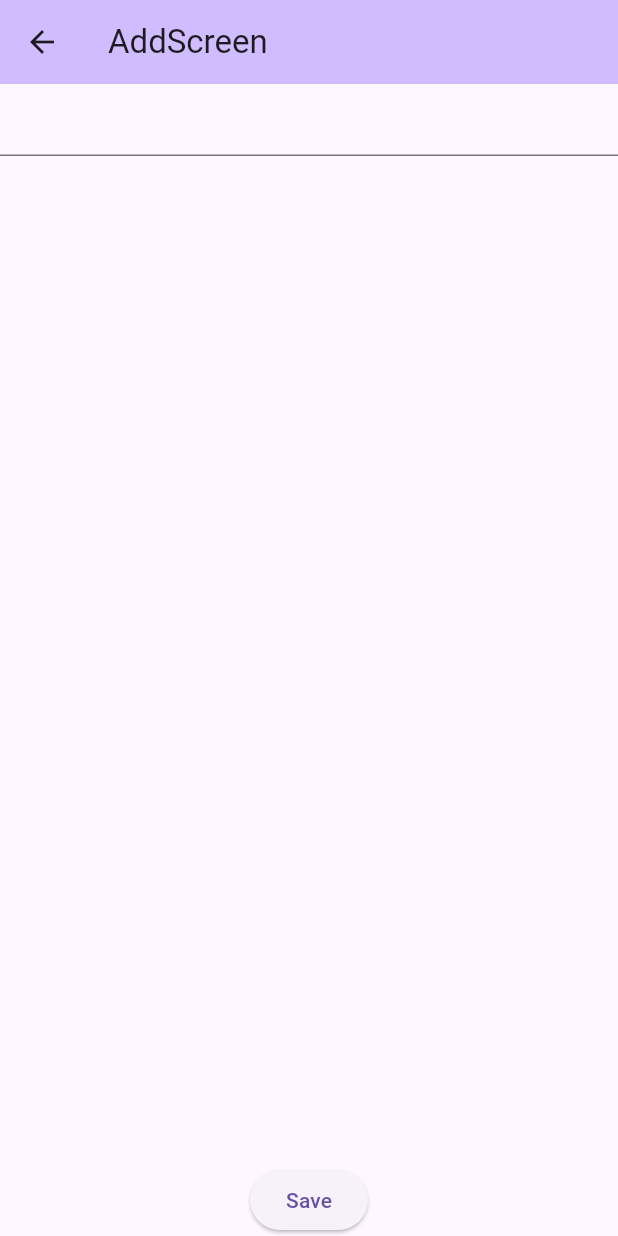
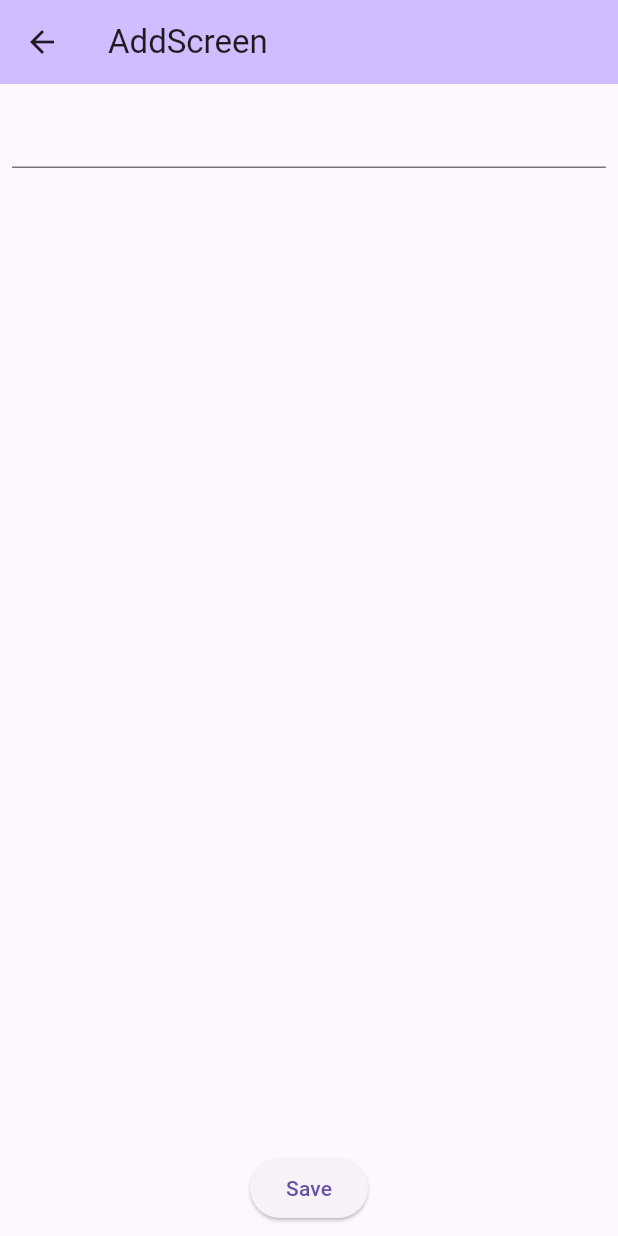
Before and after one commit to tisohjung/todo_work, a Flutter app: the AddPage screen opened directly, on a phone screen of 412 x 824 dp. Run offline on Flutter 3.47's test engine with Material 2 defaults, Android fonts, the phone set to English and light mode, and no system bars.

Commit message:
💄 AddPage Padding 추가

```diff
--- a/lib/features/add_post/add_page.dart
+++ b/lib/features/add_post/add_page.dart
@@ -25,8 +25,10 @@ class AddPageState extends State<AddPage> {
         backgroundColor: Theme.of(context).colorScheme.inversePrimary,
         title: const Text('AddScreen'),
       ),
-      body: Center(
-        child: SafeArea(
+      body: SafeArea(
+        child: Center(
+          child: Padding(
+            padding: const EdgeInsets.all(8.0),
             child: Column(
               children: [
                 TextField(
@@ -45,6 +47,7 @@ class AddPageState extends State<AddPage> {
             ),
           ),
         ),
+      ),
     );
   }
 }
```
Lines whose indentation alone changed are shown as unchanged.
